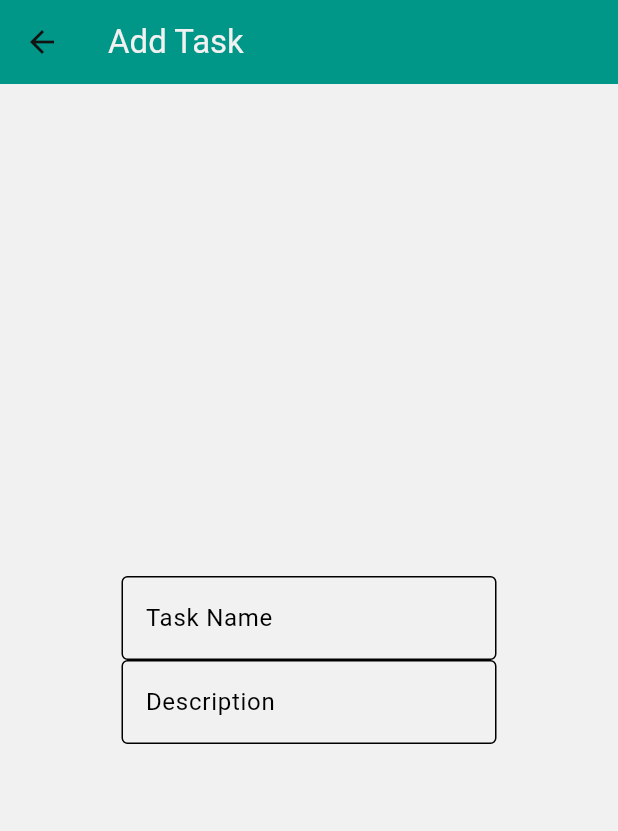
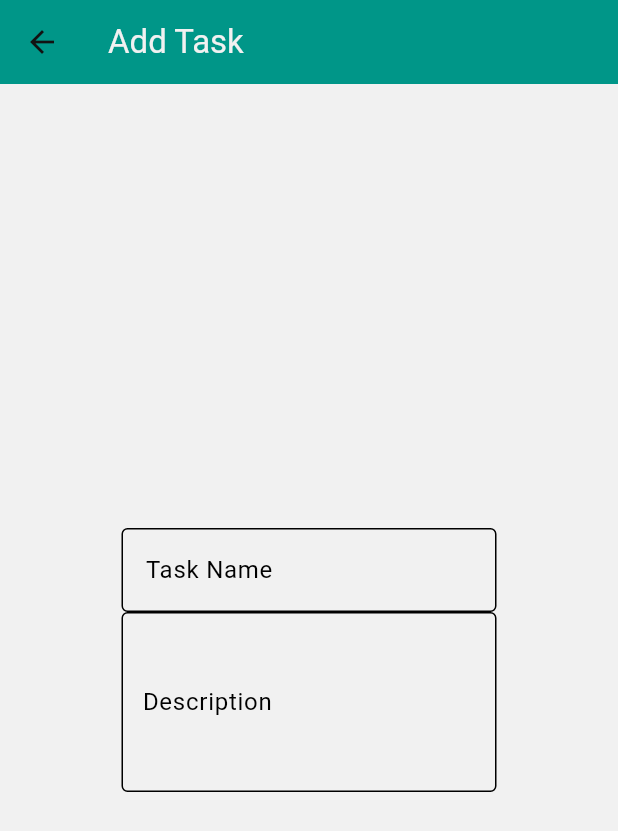
Before and after one commit to danielmontes9/flutter-todo-list-app, a Flutter app: the FormTaskPage screen opened directly, on a phone screen of 412 x 824 dp. Shown: the top 831 px of the screen. Run offline on Flutter 3.47's test engine with Material 3 defaults, Android fonts, the phone set to English and light mode, and no system bars; our stand-ins replace equatable, flutter_bloc.

Commit message:
feat: :sparkles: add custom text area widget

```diff
--- a/lib/features/todo/screens/form_task.dart
+++ b/lib/features/todo/screens/form_task.dart
@@ -1,5 +1,6 @@
 import 'package:flutter/material.dart';
 import 'package:flutter_todo_list_app/core/theme/app_colors.dart';
+import 'package:flutter_todo_list_app/features/todo/widgets/form/custom_text_area.dart';
 import 'package:flutter_todo_list_app/features/todo/widgets/form/custom_text_field.dart';
 
 class FormTaskPage extends StatefulWidget {
@@ -27,7 +28,7 @@ class _FormTaskPagePageState extends State<FormTaskPage> {
           mainAxisAlignment: MainAxisAlignment.center,
           children: <Widget>[
             CustomTextField(label: 'Task Name'),
-            CustomTextField(label: 'Description'),
+            CustomTextArea(label: 'Description'),
           ],
         ),
       ),
--- /dev/null
+++ b/lib/features/todo/widgets/form/custom_text_area.dart
@@ -0,0 +1,25 @@
+import 'package:flutter/material.dart';
+
+class CustomTextArea extends StatelessWidget {
+  final String label;
+
+  const CustomTextArea({super.key, required this.label});
+
+  @override
+  Widget build(BuildContext context) {
+    return SizedBox(
+      width: 250,
+      height: 120,
+      child: TextField(
+        maxLines: null,
+        expands: true,
+        textAlignVertical: TextAlignVertical.top,
+        decoration: InputDecoration(
+          border: OutlineInputBorder(),
+          labelText: label,
+          contentPadding: const EdgeInsets.all(10),
+        ),
+      ),
+    );
+  }
+}
```
